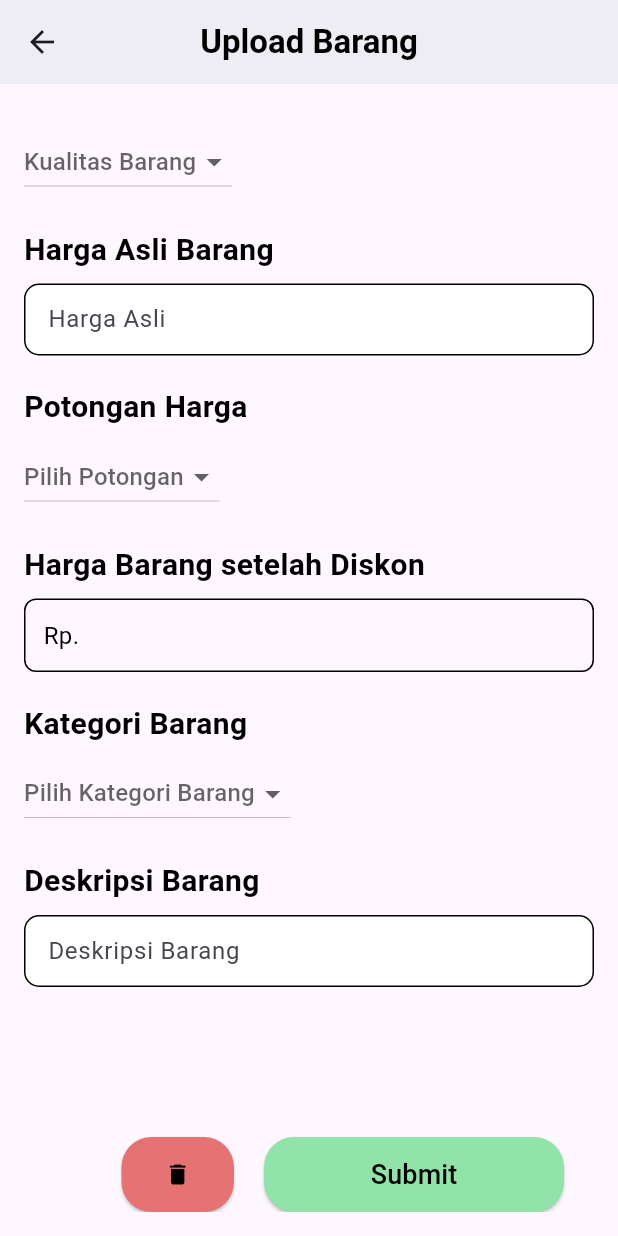
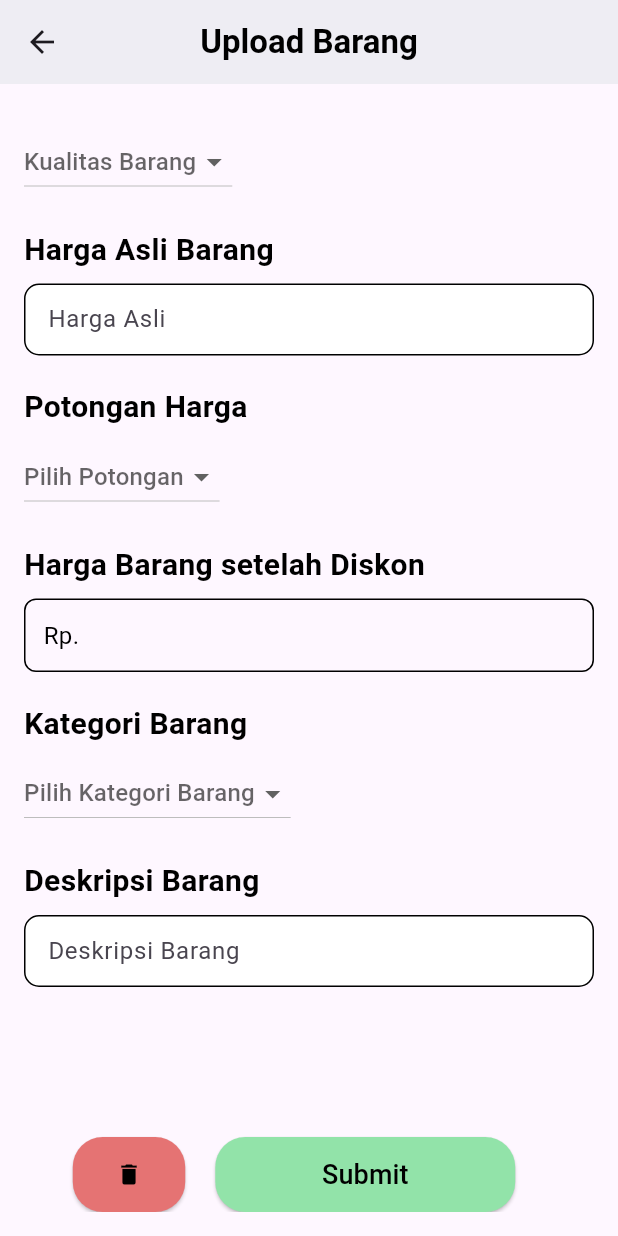
Before and after one commit to angelica1412/ecobites, a Flutter app: the UploadBarang screen opened directly with empty values, scrolled down 348 dp, on a phone screen of 412 x 824 dp. Run offline on Flutter 3.47's test engine with Material 3 defaults, Android fonts, the light colour scheme and no system bars; our stand-ins replace cloud_firestore, firebase_auth, firebase_core, firebase_storage, get, google_fonts and 1 more; accounts and stored records are empty.

Commit message:
membuat tombol di uploadbarang ke center

```diff
--- a/lib/UploadBarang.dart
+++ b/lib/UploadBarang.dart
@@ -545,10 +545,11 @@ class _UploadBarangState extends State<UploadBarang> {
                       onChanged: (value) {},
                     ),
                     const SizedBox(height: 100),
-                    Align(
+                    Container(
+                      child: Align(
                         alignment: Alignment.center,
                         child: Row(
-                        mainAxisAlignment: MainAxisAlignment.end,
+                          mainAxisAlignment: MainAxisAlignment.center,
                           children: [
                             SizedBox(
                               width: 75,
@@ -640,6 +641,7 @@ class _UploadBarangState extends State<UploadBarang> {
                               width: 20,
                             )
                           ],
+                        ),
                       ),
                     ),
                   ],
```
Lines whose indentation alone changed are shown as unchanged.
